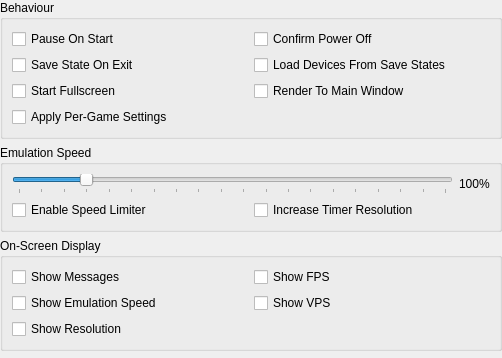
The window that src/duckstation-qt/generalsettingswidget.ui (kofxi3584karlayang/duckstation) describes before a commit, drawn with Qt 5.
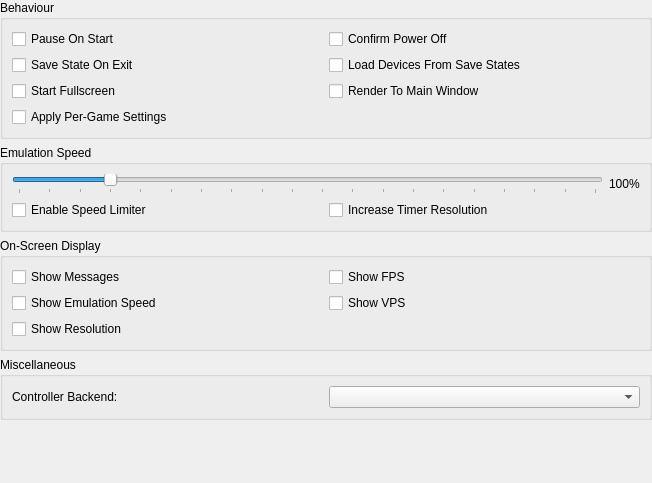
The same window after the commit.

Commit message: ControllerInterface: Add XInput controller backend

```diff
--- a/src/duckstation-qt/generalsettingswidget.ui
+++ b/src/duckstation-qt/generalsettingswidget.ui
@@ -6,8 +6,8 @@
    <rect>
     <x>0</x>
     <y>0</y>
-    <width>502</width>
-    <height>358</height>
+    <width>652</width>
+    <height>483</height>
    </rect>
   </property>
   <property name="windowTitle">
@@ -190,6 +190,29 @@
      </layout>
     </widget>
    </item>
+   <item>
+    <widget class="QGroupBox" name="groupBox">
+     <property name="title">
+      <string>Miscellaneous</string>
+     </property>
+     <layout class="QGridLayout" name="gridLayout">
+      <item row="0" column="0">
+       <layout class="QHBoxLayout" name="horizontalLayout">
+        <item>
+         <widget class="QLabel" name="label">
+          <property name="text">
+           <string>Controller Backend:</string>
+          </property>
+         </widget>
+        </item>
+        <item>
+         <widget class="QComboBox" name="controllerBackend"/>
+        </item>
+       </layout>
+      </item>
+     </layout>
+    </widget>
+   </item>
    <item>
     <spacer name="verticalSpacer">
      <property name="orientation">
```
The commit also changes 16 other files.
